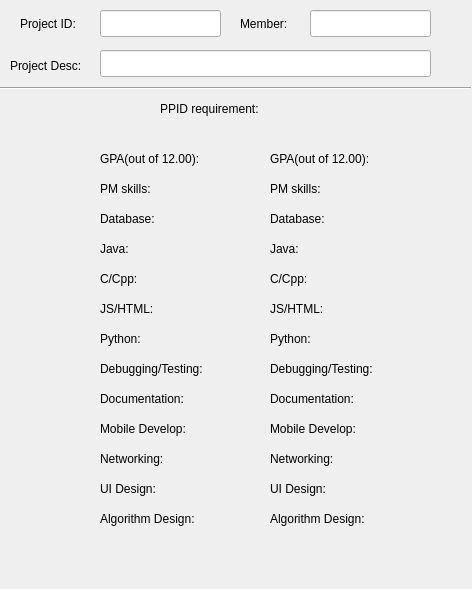
First picture: the form in d2/projectdesc.ui, repository forshakuras/3004, before the edit.
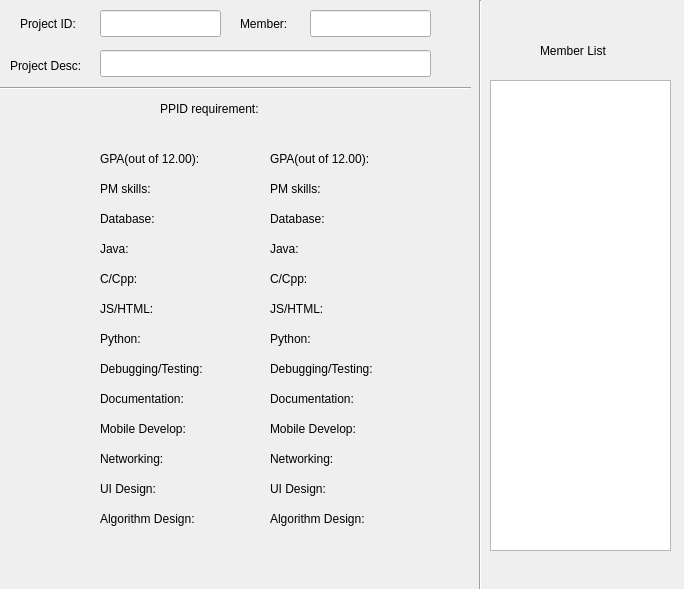
Second picture: the form after the edit.

What changed in the file:
```diff
--- a/d2/projectdesc.ui
+++ b/d2/projectdesc.ui
@@ -6,7 +6,7 @@
    <rect>
     <x>0</x>
     <y>0</y>
-    <width>472</width>
+    <width>684</width>
     <height>589</height>
    </rect>
   </property>
@@ -455,6 +455,42 @@
     <string>Python:</string>
    </property>
   </widget>
+  <widget class="Line" name="line_2">
+   <property name="geometry">
+    <rect>
+     <x>470</x>
+     <y>0</y>
+     <width>20</width>
+     <height>591</height>
+    </rect>
+   </property>
+   <property name="orientation">
+    <enum>Qt::Vertical</enum>
+   </property>
+  </widget>
+  <widget class="QListView" name="memberlist">
+   <property name="geometry">
+    <rect>
+     <x>490</x>
+     <y>80</y>
+     <width>181</width>
+     <height>471</height>
+    </rect>
+   </property>
+  </widget>
+  <widget class="QLabel" name="label_18">
+   <property name="geometry">
+    <rect>
+     <x>540</x>
+     <y>30</y>
+     <width>101</width>
+     <height>41</height>
+    </rect>
+   </property>
+   <property name="text">
+    <string>Member List</string>
+   </property>
+  </widget>
  </widget>
  <resources/>
  <connections/>
```
